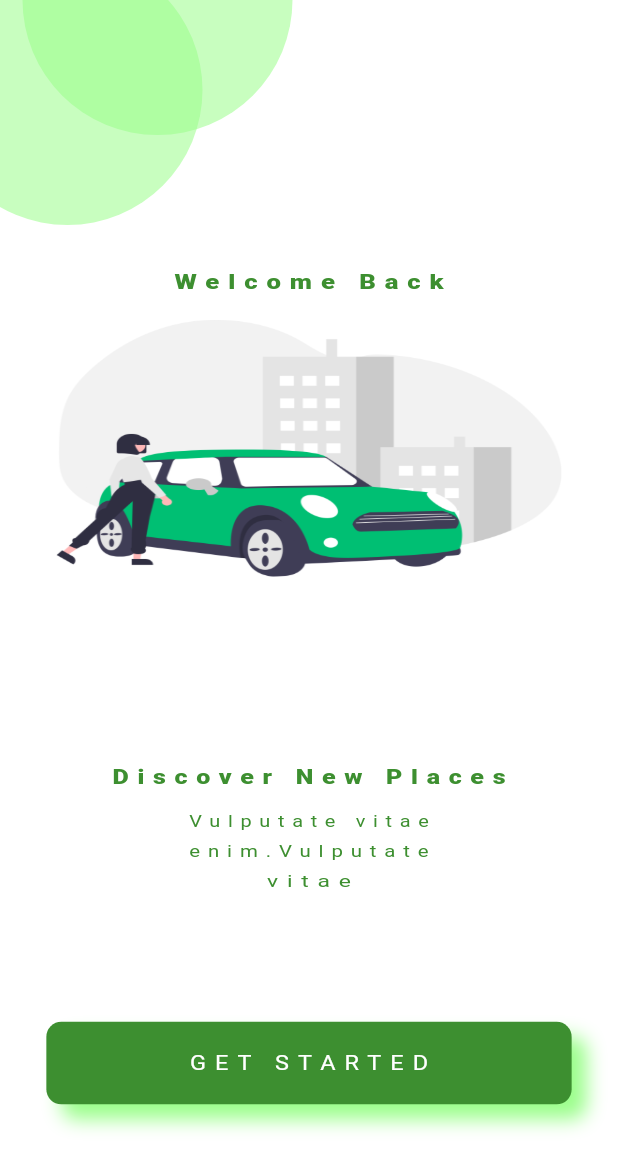
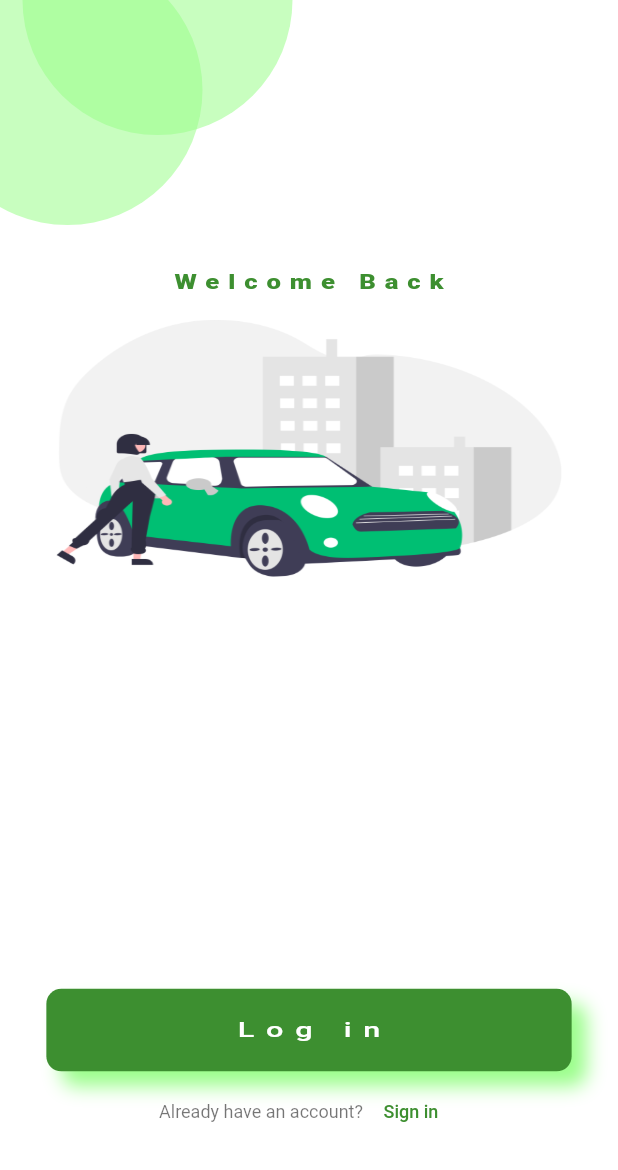
Before and after one commit to soNofNos/frame13, a Flutter app: the screen it shows after launch, on a phone screen of 412 x 824 dp. Shown: the top 1170 px of the screen. Run offline on Flutter 3.47's test engine with Material 2 defaults, Android fonts, the light colour scheme and no system bars.

Commit message:
Interview Phase 1...update 8

```diff
--- a/lib/pre_screens/login_screen.dart
+++ b/lib/pre_screens/login_screen.dart
@@ -1,5 +1,6 @@
 import 'package:flutter/material.dart';
 import 'package:thinkpeople/pre_screens/register_screen.dart';
+import 'package:thinkpeople/sample_page.dart';
 
 class Login extends StatefulWidget {
   const Login({Key? key}) : super(key: key);
@@ -84,8 +85,145 @@ class _LoginState extends State<Login> {
                 ),
               ),
             ),
+            // Positioned(
+            //   top: MediaQuery.of(context).size.height * 0.6,
+            //   right: MediaQuery.of(context).size.width * 0.0125,
+            //   left: MediaQuery.of(context).size.width * 0.0125,
+            //   bottom: 0.0,
+            //   child: SizedBox(
+            //     child: Center(
+            //       child: Column(
+            //         children: [
+            //           Column(
+            //             children: [
+            //               const Text(""),
+            //               SizedBox(
+            //                 width: MediaQuery.of(context).size.width * 0.65,
+            //                 height: 15.0,
+            //                 child: const FittedBox(
+            //                   fit: BoxFit.fill,
+            //                   child: Text(
+            //                     "Discover New Places",
+            //                     style: TextStyle(
+            //                       color: Color(0xFF3D8F30),
+            //                       letterSpacing: 4.5,
+            //                       fontSize: 13,
+            //                       fontWeight: FontWeight.w800,
+            //                     ),
+            //                   ),
+            //                 ),
+            //               ),
+            //               const Text(" "),
+            //               SizedBox(
+            //                   width: MediaQuery.of(context).size.width * 0.4,
+            //                   height: 12.0,
+            //                   child: const FittedBox(
+            //                       fit: BoxFit.fill,
+            //                       child: Text(
+            //                         "Vulputate vitae",
+            //                         style: TextStyle(
+            //                           color: Color(0xFF3D8F30),
+            //                           letterSpacing: 5.0,
+            //                           fontSize: 13,
+            //                           fontWeight: FontWeight.w400,
+            //                         ),
+            //                       ))),
+            //               const SizedBox(
+            //                 height: 8,
+            //               ),
+            //               SizedBox(
+            //                   width: MediaQuery.of(context).size.width * 0.4,
+            //                   height: 12.0,
+            //                   child: const FittedBox(
+            //                       fit: BoxFit.fill,
+            //                       child: Text(
+            //                         "enim.Vulputate",
+            //                         style: TextStyle(
+            //                           color: Color(0xFF3D8F30),
+            //                           letterSpacing: 5.0,
+            //                           fontSize: 13,
+            //                           fontWeight: FontWeight.w400,
+            //                         ),
+            //                       ))),
+            //               const SizedBox(
+            //                 height: 8,
+            //               ),
+            //               SizedBox(
+            //                   width: MediaQuery.of(context).size.width * 0.15,
+            //                   height: 12.0,
+            //                   child: const FittedBox(
+            //                       fit: BoxFit.fill,
+            //                       child: Text(
+            //                         "vitae",
+            //                         style: TextStyle(
+            //                           color: Color(0xFF3D8F30),
+            //                           letterSpacing: 5.0,
+            //                           fontSize: 13,
+            //                           fontWeight: FontWeight.w400,
+            //                         ),
+            //                       ))),
+            //             ],
+            //           ),
+            //           const Spacer(),
+            //           InkWell(
+            //             onTap: () {
+            //               Navigator.push(
+            //                 context,
+            //                 MaterialPageRoute(
+            //                   builder: (context) {
+            //                     return const Register();
+            //                   },
+            //                 ),
+            //               );
+            //             },
+            //             child: Container(
+            //               // child: Container(
+            //               height: 55,
+            //               width: MediaQuery.of(context).size.width * 0.85,
+            //               decoration: const BoxDecoration(
+            //                   color: Color(0xFF3D8F30),
+            //                   borderRadius:
+            //                   BorderRadius.all(Radius.circular(10)),
+            //                   boxShadow: [
+            //                     BoxShadow(
+            //                         color: Color(0xFF9AFE8A),
+            //                         blurRadius: 10,
+            //                         offset: Offset(10, 10))
+            //                   ]),
+            //
+            //               child: Center(
+            //                 child: SizedBox(
+            //                   width: MediaQuery.of(context).size.width * 0.4,
+            //                   height: 15,
+            //                   child: const FittedBox(
+            //                     fit: BoxFit.fill,
+            //                     child: Text(
+            //                       "GET STARTED",
+            //                       style: TextStyle(
+            //                         color: Colors.white,
+            //                         // fontWeight: FontWeight.bold,
+            //                         fontSize: 13,
+            //                         letterSpacing: 5.0,
+            //                       ),
+            //                     ),
+            //                   ),
+            //                 ),
+            //               ),
+            //             ),
+            //           ),
+            //           const Spacer(),
+            //         ],
+            //       ),
+            //     ),
+            //   ),
+            // ),
+
+
+
+
+
             Positioned(
-              top: MediaQuery.of(context).size.height * 0.6,
+              top: MediaQuery.of(context).size.height * 0.8,
               right: MediaQuery.of(context).size.width * 0.0125,
               left: MediaQuery.of(context).size.width * 0.0125,
               bottom: 0.0,
@@ -93,90 +231,18 @@ class _LoginState extends State<Login> {
                 child: Center(
                   child: Column(
                     children: [
-                      Column(
-                        children: [
-                          const Text(""),
-                          SizedBox(
-                            width: MediaQuery.of(context).size.width * 0.65,
-                            height: 15.0,
-                            child: const FittedBox(
-                              fit: BoxFit.fill,
-                              child: Text(
-                                "Discover New Places",
-                                style: TextStyle(
-                                  color: Color(0xFF3D8F30),
-                                  letterSpacing: 4.5,
-                                  fontSize: 13,
-                                  fontWeight: FontWeight.w800,
-                                ),
-                              ),
-                            ),
-                          ),
-                          const Text(" "),
-                          SizedBox(
-                              width: MediaQuery.of(context).size.width * 0.4,
-                              height: 12.0,
-                              child: const FittedBox(
-                                  fit: BoxFit.fill,
-                                  child: Text(
-                                    "Vulputate vitae",
-                                    style: TextStyle(
-                                      color: Color(0xFF3D8F30),
-                                      letterSpacing: 5.0,
-                                      fontSize: 13,
-                                      fontWeight: FontWeight.w400,
-                                    ),
-                                  ))),
-                          const SizedBox(
-                            height: 8,
-                          ),
-                          SizedBox(
-                              width: MediaQuery.of(context).size.width * 0.4,
-                              height: 12.0,
-                              child: const FittedBox(
-                                  fit: BoxFit.fill,
-                                  child: Text(
-                                    "enim.Vulputate",
-                                    style: TextStyle(
-                                      color: Color(0xFF3D8F30),
-                                      letterSpacing: 5.0,
-                                      fontSize: 13,
-                                      fontWeight: FontWeight.w400,
-                                    ),
-                                  ))),
-                          const SizedBox(
-                            height: 8,
-                          ),
-                          SizedBox(
-                              width: MediaQuery.of(context).size.width * 0.15,
-                              height: 12.0,
-                              child: const FittedBox(
-                                  fit: BoxFit.fill,
-                                  child: Text(
-                                    "vitae",
-                                    style: TextStyle(
-                                      color: Color(0xFF3D8F30),
-                                      letterSpacing: 5.0,
-                                      fontSize: 13,
-                                      fontWeight: FontWeight.w400,
-                                    ),
-                                  ))),
-                        ],
-                      ),
-                      const Spacer(),
                       InkWell(
                         onTap: () {
                           Navigator.push(
                             context,
                             MaterialPageRoute(
                               builder: (context) {
-                                return const Register();
+                                return const SamplePage();
                               },
                             ),
                           );
                         },
                         child: Container(
-                          // child: Container(
                           height: 55,
                           width: MediaQuery.of(context).size.width * 0.85,
                           decoration: const BoxDecoration(
@@ -189,19 +255,19 @@ class _LoginState extends State<Login> {
                                     blurRadius: 10,
                                     offset: Offset(10, 10))
                               ]),
-
                           child: Center(
                             child: SizedBox(
-                              width: MediaQuery.of(context).size.width * 0.4,
+                              width: MediaQuery.of(context).size.width * 0.25,
                               height: 15,
                               child: const FittedBox(
                                 fit: BoxFit.fill,
                                 child: Text(
-                                  "GET STARTED",
+                                  "Log in",
                                   style: TextStyle(
                                     color: Colors.white,
                                     // fontWeight: FontWeight.bold,
                                     fontSize: 13,
+                                    fontWeight: FontWeight.w500,
                                     letterSpacing: 5.0,
                                   ),
                                 ),
@@ -210,12 +276,41 @@ class _LoginState extends State<Login> {
                           ),
                         ),
                       ),
+                      const SizedBox(
+                        height: 3,
+                      ),
+                      Row(
+                        mainAxisAlignment: MainAxisAlignment.center,
+                        children: [
+                          const Spacer(),
+                          const Text("Already have an account?",
+                            style: TextStyle(
+                              color: Colors.black54,
+                              fontSize: 12,
+                            ),
+                          ),
+                          TextButton(onPressed: (){
+                            const Register();
+                          }, child: const Text(
+                            "Sign in",
+                            style: TextStyle(
+                              color: Color(0xFF3D8F30),
+                              fontSize: 12,
+                            ),
+                          ),),
+                          const Spacer(),
+                        ],
+                      ),
                       const Spacer(),
                     ],
                   ),
                 ),
               ),
             ),
+
+
+
+
           ],
         ),
       ),
```
